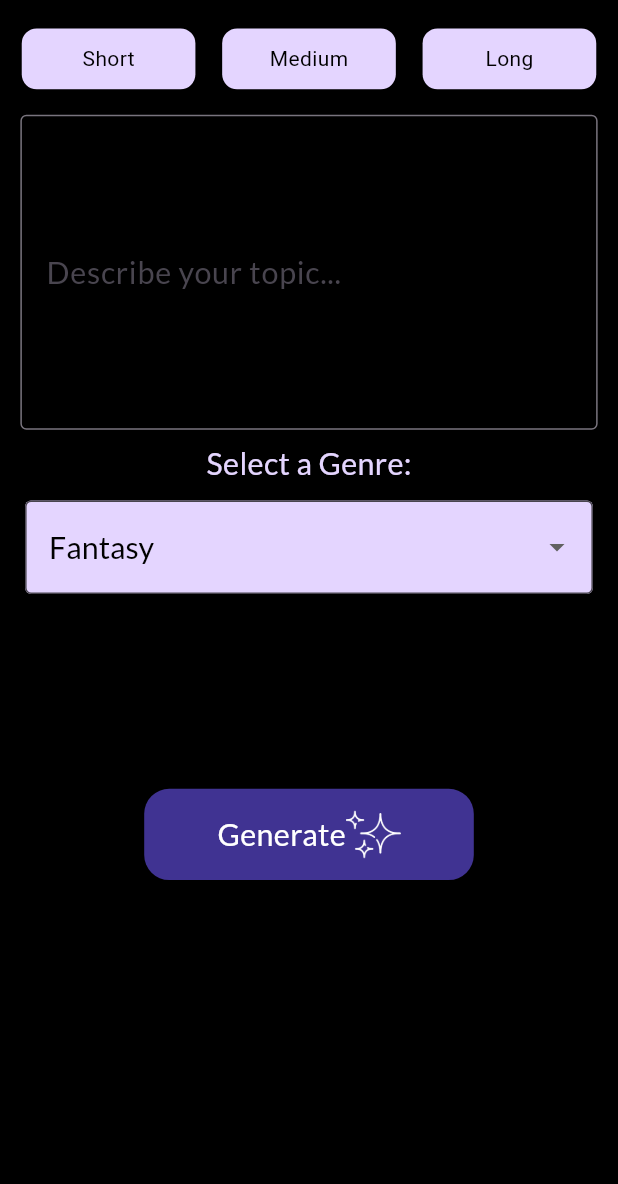
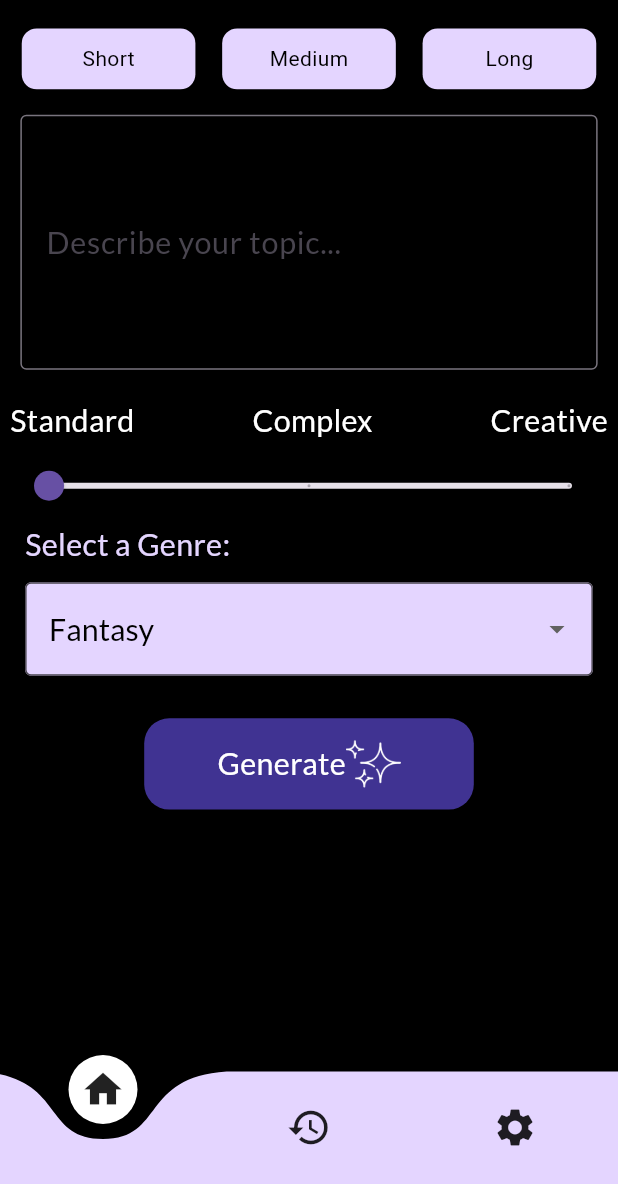
Before and after one commit to kareemtoson12/WT, a Flutter app: the screen it shows after launch, on a phone screen of 412 x 824 dp, the part 52-1236 px from its top. Run offline on Flutter 3.47's test engine with Material 3 defaults, Android fonts, the phone set to English and light mode, and no system bars; drawn by our look-alikes of curved_navigation_bar; our stand-ins replace flutter_screenutil, google_fonts, smooth_page_indicator.

Commit message:
naiv bar

```diff
--- a/lib/core/routing/app_routes.dart
+++ b/lib/core/routing/app_routes.dart
@@ -2,4 +2,5 @@ class Routes {
   static const String splash = '/splachscreen';
   static const String onboarding = '/OnboardingScreen';
   static const String home = '/HomeScreen';
+  static const String naivBar = '/BottomNavBar';
 }
--- a/lib/core/routing/routes.dart
+++ b/lib/core/routing/routes.dart
@@ -1,5 +1,6 @@
 import 'package:flutter/material.dart';
 import 'package:whispertales/features/home/view.dart';
+import 'package:whispertales/features/naivBar/naiv_bar.dart';
 import 'package:whispertales/features/splash/view.dart';
 import 'package:whispertales/core/routing/app_routes.dart';
 
@@ -20,6 +21,10 @@ class AppRoutes {
       case Routes.home:
         return MaterialPageRoute(builder: (context) => const HomeScreen());
     }
+    switch (screen.name) {
+      case Routes.naivBar:
+        return MaterialPageRoute(builder: (context) => const BottomNavBar());
+    }
 
     return null;
   }
--- a/lib/features/home/view.dart
+++ b/lib/features/home/view.dart
@@ -55,12 +55,12 @@ class HomeScreen extends StatelessWidget {
               // user input
               userInputText(),
               //creativty selection
-              // const SetCreativty(),
+              const SetCreativty(),
 
               //select genre
               const CategorySelection(),
               SizedBox(
-                height: 110.h,
+                height: 10.h,
               ),
               gnerateButton()
             ],
--- a/lib/features/home/widgets/select_genere.dart
+++ b/lib/features/home/widgets/select_genere.dart
@@ -20,9 +20,13 @@ class _CategorySelectionState extends State<CategorySelection> {
       padding: EdgeInsets.symmetric(horizontal: 10.0.dg),
       child: Column(
         children: [
-          Text(
-            'Select a Genre:',
-            style: AppTextStyles.font20GoogleFont,
+          Row(
+            children: [
+              Text(
+                'Select a Genre:',
+                style: AppTextStyles.font20GoogleFont,
+              ),
+            ],
           ),
           SizedBox(height: 10.h),
           DropdownButtonFormField<String>(
--- a/lib/features/home/widgets/user_input_text.dart
+++ b/lib/features/home/widgets/user_input_text.dart
@@ -7,7 +7,7 @@ Widget userInputText() {
     child: TextField(
       style: AppTextStyles.font20GoogleFontEWhite,
       decoration: const InputDecoration(
-        contentPadding: EdgeInsets.symmetric(vertical: 90.0),
+        contentPadding: EdgeInsets.symmetric(vertical: 70.0),
         border: OutlineInputBorder(),
         hintText: '   Describe your topic...',
       ),
--- /dev/null
+++ b/lib/features/naivBar/naiv_bar.dart
@@ -0,0 +1,59 @@
+import 'package:curved_navigation_bar/curved_navigation_bar.dart';
+import 'package:flutter/material.dart';
+import 'package:whispertales/core/styles/customs_color.dart';
+import 'package:whispertales/core/styles/styles.dart';
+import 'package:whispertales/features/home/view.dart';
+
+class BottomNavBar extends StatefulWidget {
+  const BottomNavBar({super.key});
+
+  @override
+  _BottomNavBarState createState() => _BottomNavBarState();
+}
+
+class _BottomNavBarState extends State<BottomNavBar> {
+  int _page = 0;
+  GlobalKey<CurvedNavigationBarState> _bottomNavigationKey = GlobalKey();
+
+  final List<Widget> _pages = [
+    const HomeScreen(), // HomeScreen as the first page
+    Center(
+        child: Text(
+      "History Screen",
+      style: AppTextStyles.font20GoogleFontEWhite,
+    )), // Placeholder for History
+    Center(
+        child: Text(
+      "Settings Screen",
+      style: AppTextStyles.font20GoogleFontEWhite,
+    )), // Placeholder for Settings
+  ];
+
+  @override
+  Widget build(BuildContext context) {
+    return Scaffold(
+      backgroundColor: Colors.black,
+      bottomNavigationBar: CurvedNavigationBar(
+        key: _bottomNavigationKey,
+        index: _page,
+        items: const <Widget>[
+          Icon(Icons.home, size: 30),
+          Icon(Icons.history, size: 30),
+          Icon(Icons.settings, size: 30),
+        ],
+        color: CustomsColros.secondColor,
+        buttonBackgroundColor: Colors.white,
+        backgroundColor: Colors.black,
+        animationCurve: Curves.easeInOut,
+        animationDuration: Duration(milliseconds: 600),
+        onTap: (index) {
+          setState(() {
+            _page = index;
+          });
+        },
+        letIndexChange: (index) => true,
+      ),
+      body: _pages[_page], // Display the page corresponding to the selected tab
+    );
+  }
+}
--- a/lib/whispertales.dart
+++ b/lib/whispertales.dart
@@ -17,7 +17,7 @@ class WhisperTales extends StatelessWidget {
         debugShowCheckedModeBanner: false,
         title: 'WhisperTales',
         onGenerateRoute: appRouter.gnerateRoute,
-        initialRoute: Routes.home,
+        initialRoute: Routes.naivBar,
       ),
     );
   }
--- a/pubspec.yaml
+++ b/pubspec.yaml
@@ -39,6 +39,7 @@ dependencies:
   smooth_page_indicator: ^1.2.0+3
   google_fonts: ^6.2.1
   dropdown_button2: ^2.3.9
+  curved_navigation_bar: ^1.0.6
 
 dev_dependencies:
   flutter_test:
```
Also changed, not shown: assets/images/home/clock.png (added), pubspec.lock.
